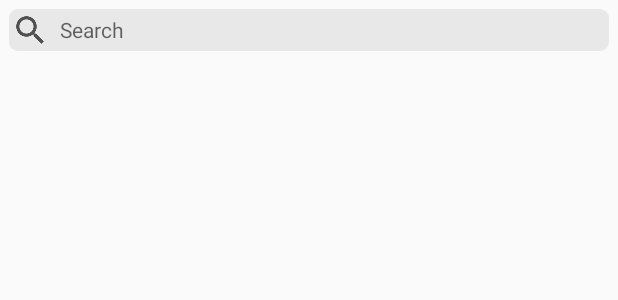
After one commit to dottydaily/TanderAndroid, an Android app: the layout activity_search.xml on its own in the app's theme, with its tools: preview values and no code run, on a phone screen of 412 x 824 dp. The commit adds this screen. Shown: the top 300 px of the screen. Run offline under Robolectric (Android 15) with nearby library versions, the phone set to English and light mode, and no system bars.

Commit message:
Redesign Splash Screen, Implement Search Activity (Template)

```diff
--- /dev/null
+++ b/app/src/main/res/layout/activity_search.xml
@@ -0,0 +1,30 @@
+<?xml version="1.0" encoding="utf-8"?>
+<androidx.constraintlayout.widget.ConstraintLayout xmlns:android="http://schemas.android.com/apk/res/android"
+    xmlns:app="http://schemas.android.com/apk/res-auto"
+    xmlns:tools="http://schemas.android.com/tools"
+    android:layout_width="match_parent"
+    android:layout_height="match_parent"
+    tools:context=".ui.search.SearchActivity">
+
+    <EditText
+        android:id="@+id/search_bar_search_page"
+        android:layout_width="0dp"
+        android:layout_height="wrap_content"
+        android:drawableLeft="@drawable/ic_search"
+        android:drawablePadding="8dp"
+        android:fontFamily="sans-serif"
+        android:hint="@string/searchPromptText"
+        android:inputType="text"
+        android:background="@drawable/searchbar_background"
+        android:layout_margin="6dp"
+        android:padding="2dp"
+        android:singleLine="true"
+        android:textSize="14sp"
+        android:focusable="true"
+        android:focusedByDefault="true"
+        app:layout_constraintStart_toStartOf="parent"
+        app:layout_constraintEnd_toEndOf="parent"
+        app:layout_constraintTop_toTopOf="parent"/>
+
+
+</androidx.constraintlayout.widget.ConstraintLayout>
--- a/app/src/main/res/layout/fragment_map.xml
+++ b/app/src/main/res/layout/fragment_map.xml
@@ -4,13 +4,15 @@
     xmlns:tools="http://schemas.android.com/tools"
     android:layout_width="match_parent"
     android:layout_height="match_parent"
-    tools:context=".ui.map.MapFragment">
+    tools:context=".ui.map.MapFragment"
+    android:id="@+id/mapLayout">
 
     <EditText
         android:id="@+id/search_bar"
         android:layout_width="0dp"
         android:layout_height="wrap_content"
         android:drawableLeft="@drawable/ic_search"
+        android:drawablePadding="8dp"
         android:fontFamily="sans-serif"
         android:hint="@string/searchPromptText"
         android:inputType="text"
```
Also changed, not shown: app/src/main/AndroidManifest.xml (+14 -4 lines), app/src/main/java/th/ku/tander/ui/map/MapFragment.kt (+80 -24 lines), app/src/main/java/th/ku/tander/ui/search/SearchActivity.kt (added, +13 -0 lines), app/src/main/res/anim/slide_in_right.xml (added, +8 -0 lines), app/src/main/res/anim/slide_out_left.xml (added, +8 -0 lines), app/src/main/res/layout/activity_splash.xml (+7 -4 lines), app/src/main/res/drawable/ic_splash_logo.png (added).
